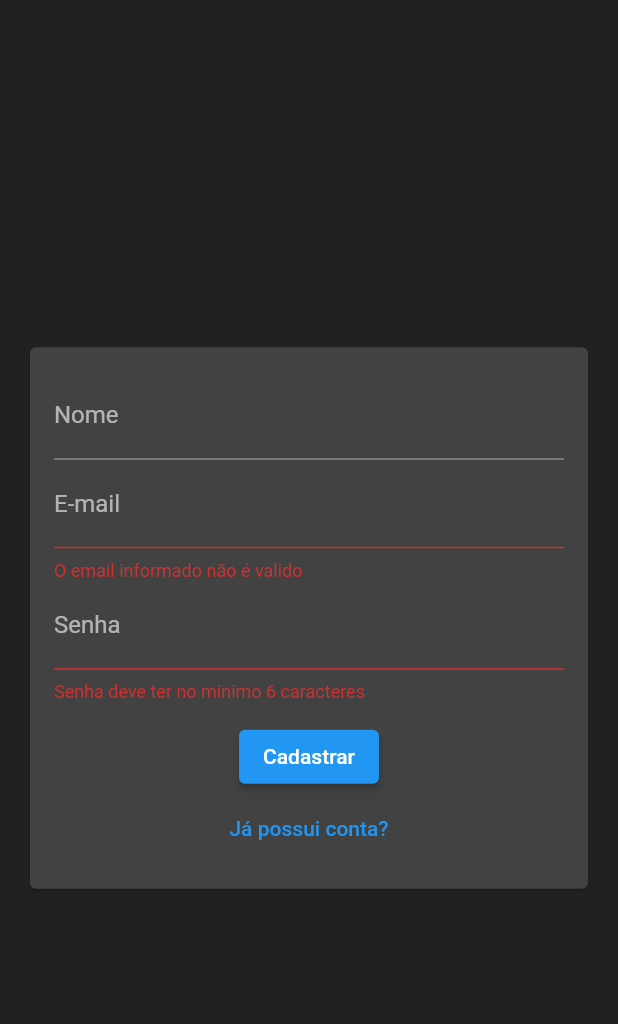
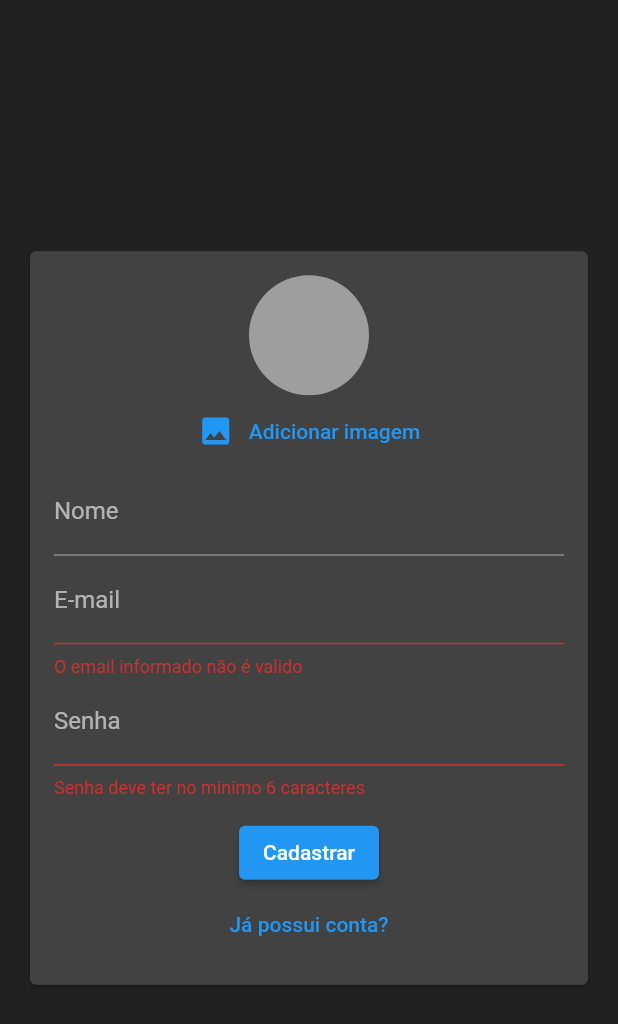
Before and after one commit to RFBruno/flutter-chatt, a Flutter app: the screen it shows after launch, after a tap on "Entrar", after a tap on "Criar uma nova conta?", on a phone screen of 412 x 824 dp. Shown: the top 1024 px of the screen. Run offline on Flutter 3.47's test engine with Material 2 defaults, Android fonts, the phone set to English and light mode, and no system bars; our stand-ins replace image_picker.

Commit message:
image picker

```diff
--- a/lib/components/auth_form.dart
+++ b/lib/components/auth_form.dart
@@ -1,4 +1,7 @@
+import 'dart:io';
+
 import 'package:flutter/material.dart';
+import 'package:flutter_chat/components/user_image_picker.dart';
 import 'package:flutter_chat/models/auth_form_data.dart';
 
 class AuthForm extends StatefulWidget {
@@ -13,11 +16,24 @@ class _AuthFormState extends State<AuthForm> {
   final _formKey = GlobalKey<FormState>();
   final _formData = AuthFormData();
 
+  void _handleImagePick(File image) {
+    _formData.image = image;
+  }
+
+  void _showError(String msg){
+    ScaffoldMessenger.of(context).showSnackBar(
+      SnackBar(
+        content: Text(msg),
+        backgroundColor: Theme.of(context).colorScheme.error,
+      )
+    );
+  }
+
   void _submit() {
     final isValid = _formKey.currentState?.validate() ?? false;
 
-    if(!isValid)return;
-
+    if (!isValid) return;
+    if(_formData.image == null && _formData.isSignup) return _showError('Imagem não selecionada');
     widget.onSubmit(_formData);
   }
 
@@ -31,7 +47,11 @@ class _AuthFormState extends State<AuthForm> {
             key: _formKey,
             child: Column(
               children: [
-                if(_formData.isSignup)
+                if (_formData.isSignup)
+                  UserImagePicker(
+                    onImagePicker: _handleImagePick,
+                  ),
+                if (_formData.isSignup)
                   TextFormField(
                     key: const ValueKey('name'),
                     initialValue: _formData.name,
@@ -93,9 +113,8 @@ class _AuthFormState extends State<AuthForm> {
                   },
                   child: Text(
                     _formData.isSignup
-                        ? 'Já possui conta?':
-                        'Criar uma nova conta?'
-                        ,
+                        ? 'Já possui conta?'
+                        : 'Criar uma nova conta?',
                   ),
                 ),
               ],
--- /dev/null
+++ b/lib/components/user_image_picker.dart
@@ -0,0 +1,61 @@
+import 'dart:io';
+
+import 'package:flutter/material.dart';
+import 'package:image_picker/image_picker.dart';
+
+class UserImagePicker extends StatefulWidget {
+  final void Function(File image) onImagePicker;
+
+  const UserImagePicker({
+    Key? key,
+    required this.onImagePicker,
+  }) : super(key: key);
+
+  @override
+  State<UserImagePicker> createState() => _UserImagePickerState();
+}
+
+class _UserImagePickerState extends State<UserImagePicker> {
+  File? _image;
+
+  Future<void> _pickImage() async {
+    final picker = ImagePicker();
+    final pickedImage = await picker.pickImage(
+        source: ImageSource.gallery, imageQuality: 50, maxWidth: 150);
+
+    if (pickedImage != null) {
+      setState(() {
+        _image = File(pickedImage.path);
+      });
+
+      widget.onImagePicker(_image!);
+    }
+  }
+
+  @override
+  Widget build(BuildContext context) {
+    return Column(
+      children: [
+        CircleAvatar(
+          radius: 40,
+          backgroundColor: Colors.grey,
+          backgroundImage: _image != null ? FileImage(_image!) : null,
+        ),
+        TextButton(
+            onPressed: _pickImage,
+            child: Row(
+              mainAxisAlignment: MainAxisAlignment.center,
+              children: const [
+                Icon(
+                  Icons.image,
+                ),
+                SizedBox(
+                  width: 10,
+                ),
+                Text('Adicionar imagem')
+              ],
+            ))
+      ],
+    );
+  }
+}
--- a/pubspec.yaml
+++ b/pubspec.yaml
@@ -35,6 +35,7 @@ dependencies:
   # The following adds the Cupertino Icons font to your application.
   # Use with the CupertinoIcons class for iOS style icons.
   cupertino_icons: ^1.0.2
+  image_picker: ^0.8.7+3
 
 dev_dependencies:
   flutter_test:
```
Also changed, not shown: pubspec.lock. Lines whose indentation alone changed are shown as unchanged.
